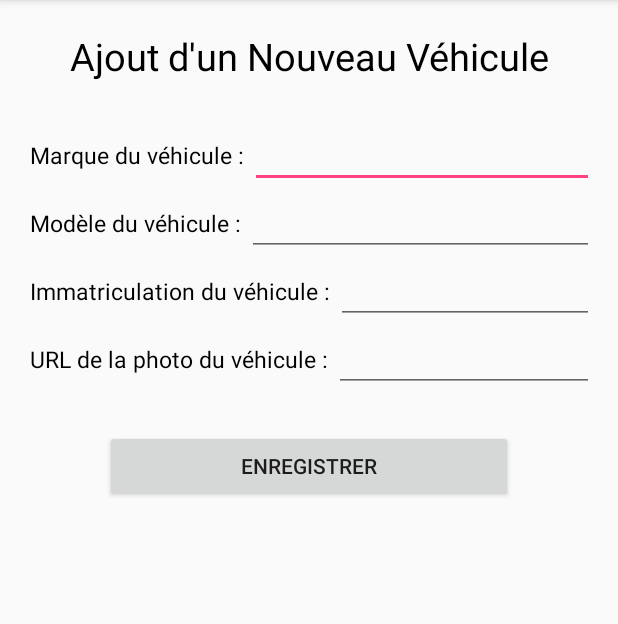
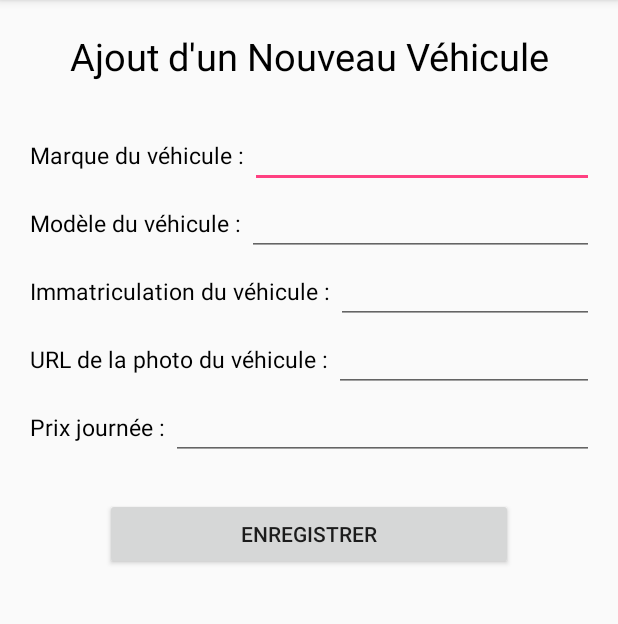
Before and after one commit to lroussel/LokaCar, an Android app: the AddVehiculeActivity screen opened directly, with no data from a screen before it, on a phone screen of 412 x 824 dp, the part 84-708 px from its top. Run offline under Robolectric (Android 15) with nearby library versions, the phone set to English and light mode, and no system bars; our stand-ins replace Volley.

Commit message:
Ajout vehicule

```diff
--- a/app/src/main/java/fr/eni/lokacar/ui/utils/Constant.java
+++ b/app/src/main/java/fr/eni/lokacar/ui/utils/Constant.java
@@ -11,4 +11,5 @@ public class Constant {
     public static final String PREF_AGENCE = "PREF_AGENCE";
     public static final String URL_GET_GERANT = "http://10.4.140.19/json/srv/gerant_%s";
     public static final String URL_GET_VEHICULES = "http://10.4.140.19/json/srv/vehicules_%s&%s";
+    public static final String URL_ADD_CAR = "http://10.4.140.19/json/srv/addVehicule";
 }
--- a/app/src/main/res/layout/activity_add_vehicule.xml
+++ b/app/src/main/res/layout/activity_add_vehicule.xml
@@ -92,8 +92,28 @@
             android:layout_height="wrap_content" />
 
     </LinearLayout>
+    <LinearLayout
+        android:layout_width="match_parent"
+        android:layout_height="wrap_content">
+
+        <TextView
+            android:text="Prix journée : "
+            android:textColor="@android:color/black"
+            android:layout_weight="1"
+            android:textSize="15sp"
+            android:layout_width="0dp"
+            android:layout_height="wrap_content" />
+
+        <EditText
+            android:id="@+id/editText_Prix"
+            android:layout_width="match_parent"
+            android:layout_height="wrap_content" />
+
+    </LinearLayout>
 
     <Button
+        android:onClick="saveCar"
+        android:id="@+id/addVehicule"
         android:text="Enregistrer"
         android:layout_marginTop="25dp"
         android:layout_marginLeft="50dp"
```
Also changed, not shown: app/src/main/java/fr/eni/lokacar/ui/AddVehiculeActivity.java (+119 -0 lines).
